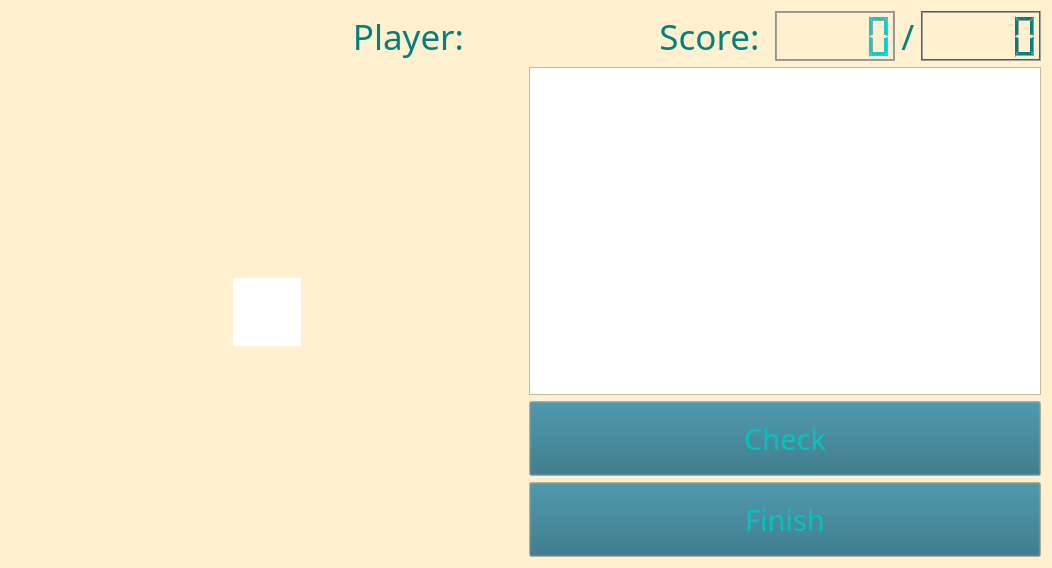
Above: crossword/crossword/crosswordGUI/gamewindow.ui from DariaKomarynska/Crossword-Puzzle before the change. Below: the same form after it.
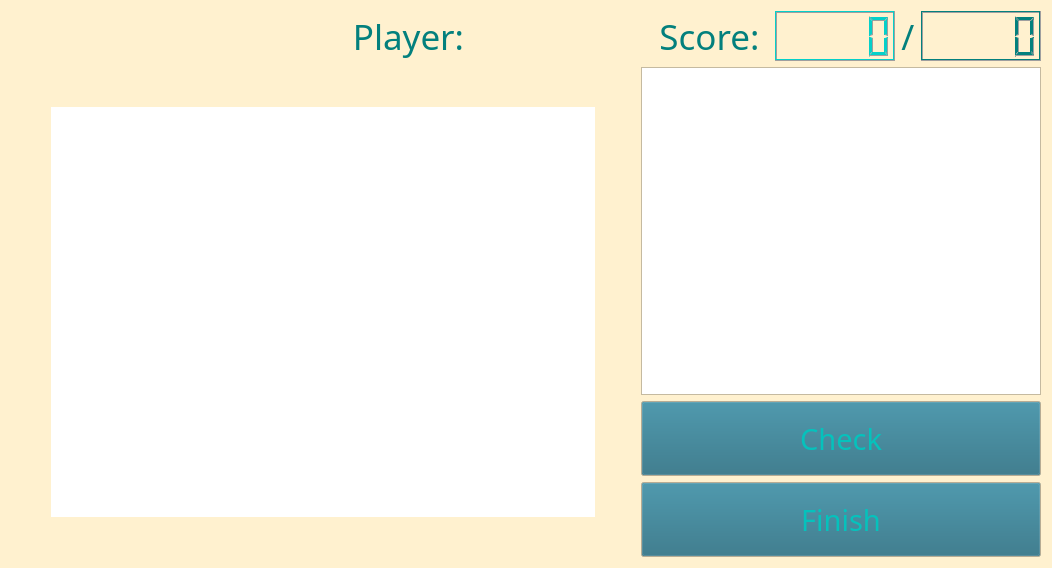
That is the form after the change.

What changed in the file:
```diff
--- a/crossword/crossword/crosswordGUI/gamewindow.ui
+++ b/crossword/crossword/crosswordGUI/gamewindow.ui
@@ -79,7 +79,7 @@
   </property>
   <layout class="QGridLayout" name="gridLayout">
    <item row="0" column="0">
-    <layout class="QVBoxLayout" name="verticalLayout_4">
+    <layout class="QVBoxLayout" name="verticalLayout_2">
      <item>
       <layout class="QHBoxLayout" name="horizontalLayout_4">
        <item>
@@ -975,9 +975,41 @@
      </item>
      <item>
       <layout class="QHBoxLayout" name="horizontalLayout_5">
+       <item>
+        <spacer name="horizontalSpacer">
+         <property name="orientation">
+          <enum>Qt::Horizontal</enum>
+         </property>
+         <property name="sizeType">
+          <enum>QSizePolicy::Minimum</enum>
+         </property>
+         <property name="sizeHint" stdset="0">
+          <size>
+           <width>40</width>
+           <height>20</height>
+          </size>
+         </property>
+        </spacer>
+       </item>
        <item>
         <layout class="QVBoxLayout" name="verticalLayout_3">
-         <item alignment="Qt::AlignHCenter|Qt::AlignVCenter">
+         <item>
+          <spacer name="verticalSpacer">
+           <property name="orientation">
+            <enum>Qt::Vertical</enum>
+           </property>
+           <property name="sizeType">
+            <enum>QSizePolicy::Minimum</enum>
+           </property>
+           <property name="sizeHint" stdset="0">
+            <size>
+             <width>20</width>
+             <height>40</height>
+            </size>
+           </property>
+          </spacer>
+         </item>
+         <item>
           <widget class="QTableWidget" name="gameTable">
            <property name="palette">
             <palette>
@@ -1012,9 +1044,9 @@
               <colorrole role="Dark">
                <brush brushstyle="SolidPattern">
                 <color alpha="255">
-                 <red>85</red>
-                 <green>85</green>
-                 <blue>255</blue>
+                 <red>251</red>
+                 <green>110</green>
+                 <blue>181</blue>
                 </color>
                </brush>
               </colorrole>
@@ -1104,9 +1136,9 @@
               <colorrole role="Dark">
                <brush brushstyle="SolidPattern">
                 <color alpha="255">
-                 <red>85</red>
-                 <green>85</green>
-                 <blue>255</blue>
+                 <red>251</red>
+                 <green>110</green>
+                 <blue>181</blue>
                 </color>
                </brush>
               </colorrole>
@@ -1169,9 +1201,9 @@
               <colorrole role="WindowText">
                <brush brushstyle="SolidPattern">
                 <color alpha="255">
-                 <red>85</red>
-                 <green>85</green>
-                 <blue>255</blue>
+                 <red>251</red>
+                 <green>110</green>
+                 <blue>181</blue>
                 </color>
                </brush>
               </colorrole>
@@ -1196,9 +1228,9 @@
               <colorrole role="Dark">
                <brush brushstyle="SolidPattern">
                 <color alpha="255">
-                 <red>85</red>
-                 <green>85</green>
-                 <blue>255</blue>
+                 <red>251</red>
+                 <green>110</green>
+                 <blue>181</blue>
                 </color>
                </brush>
               </colorrole>
@@ -1214,18 +1246,18 @@
               <colorrole role="Text">
                <brush brushstyle="SolidPattern">
                 <color alpha="255">
-                 <red>85</red>
-                 <green>85</green>
-                 <blue>255</blue>
+                 <red>251</red>
+                 <green>110</green>
+                 <blue>181</blue>
                 </color>
                </brush>
               </colorrole>
               <colorrole role="ButtonText">
                <brush brushstyle="SolidPattern">
                 <color alpha="255">
-                 <red>85</red>
-                 <green>85</green>
-                 <blue>255</blue>
+                 <red>251</red>
+                 <green>110</green>
+                 <blue>181</blue>
                 </color>
                </brush>
               </colorrole>
@@ -1303,10 +1335,42 @@
            </attribute>
           </widget>
          </item>
+         <item>
+          <spacer name="verticalSpacer_2">
+           <property name="orientation">
+            <enum>Qt::Vertical</enum>
+           </property>
+           <property name="sizeType">
+            <enum>QSizePolicy::Minimum</enum>
+           </property>
+           <property name="sizeHint" stdset="0">
+            <size>
+             <width>20</width>
+             <height>40</height>
+            </size>
+           </property>
+          </spacer>
+         </item>
         </layout>
        </item>
        <item>
-        <layout class="QVBoxLayout" name="verticalLayout_2">
+        <spacer name="horizontalSpacer_2">
+         <property name="orientation">
+          <enum>Qt::Horizontal</enum>
+         </property>
+         <property name="sizeType">
+          <enum>QSizePolicy::Minimum</enum>
+         </property>
+         <property name="sizeHint" stdset="0">
+          <size>
+           <width>40</width>
+           <height>20</height>
+          </size>
+         </property>
+        </spacer>
+       </item>
+       <item>
+        <layout class="QVBoxLayout" name="verticalLayout">
          <item>
           <widget class="QListWidget" name="questionList">
            <property name="sizePolicy">
@@ -1324,8 +1388,6 @@
           </widget>
          </item>
          <item>
-          <layout class="QVBoxLayout" name="verticalLayout">
-           <item>
             <widget class="QPushButton" name="checkBtn">
              <property name="sizePolicy">
               <sizepolicy hsizetype="Preferred" vsizetype="Fixed">
@@ -1335,7 +1397,7 @@
              </property>
              <property name="minimumSize">
               <size>
-               <width>300</width>
+             <width>400</width>
                <height>75</height>
               </size>
              </property>
@@ -1478,7 +1540,7 @@
              </property>
              <property name="minimumSize">
               <size>
-               <width>0</width>
+             <width>200</width>
                <height>75</height>
               </size>
              </property>
@@ -1610,8 +1672,6 @@
               <string>Finish</string>
              </property>
             </widget>
-           </item>
-          </layout>
          </item>
         </layout>
        </item>
```
Lines whose indentation alone changed are shown as unchanged.
